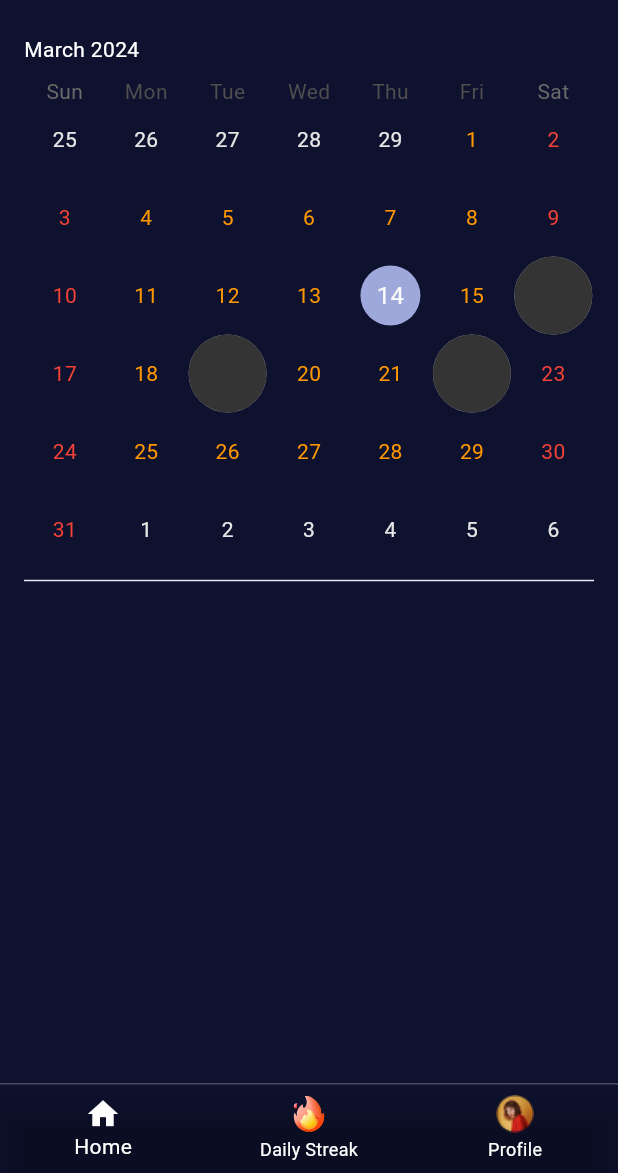
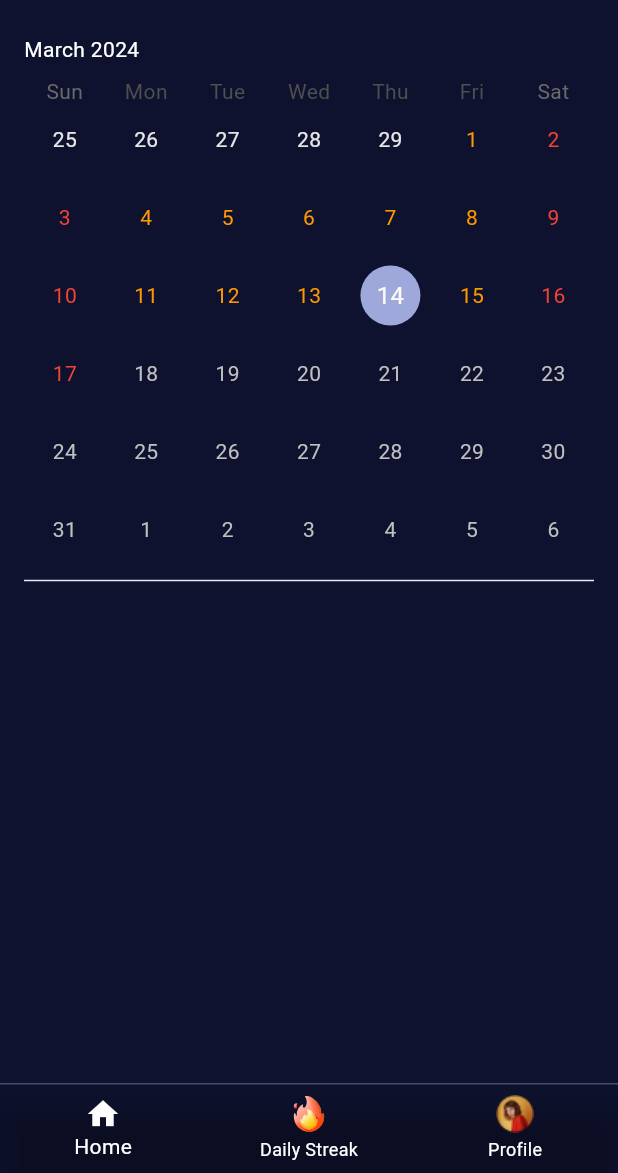
Before and after one commit to AkshayBenny/quotes-app-flutter, a Flutter app: the screen it shows after launch, item 2 of the bottom bar chosen, on a phone screen of 412 x 824 dp, the part 63-1236 px from its top. Run offline on Flutter 3.47's test engine with Material 3 defaults, Android fonts, the phone set to English and light mode, and no system bars; drawn by our look-alikes of table_calendar; our stand-ins replace flutter_svg; project files that could hold a hidden picture were left out.

Commit message:
calendar ui edit

```diff
--- a/lib/pages/daily_streak_screen.dart
+++ b/lib/pages/daily_streak_screen.dart
@@ -1,5 +1,4 @@
 import 'package:quotes_app_flutter/widgets/table_calendar_widget.dart';
-import 'package:table_calendar/table_calendar.dart';
 import 'package:flutter/material.dart';
 import 'package:quotes_app_flutter/widgets/bottom_nav_bar.dart';
 import 'package:quotes_app_flutter/widgets/home_screen_top_bar_widget.dart';
@@ -13,10 +12,15 @@ class DailyStreakScreen extends StatefulWidget {
 
 class _DailyStreakScreenState extends State<DailyStreakScreen> {
   List<DateTime> userStreaks = [
-    DateTime.now().subtract(const Duration(days:60)),
-    DateTime.now().add(const Duration(days: 2)),
-    DateTime.now().add(const Duration(days: 5)),
-    DateTime.now().add(const Duration(days: 8)),
+    DateTime.now().subtract(const Duration(days: 60)),
+    DateTime.now().subtract(const Duration(days: 30)),
+    DateTime.now().subtract(const Duration(days: 15)),
+    DateTime.now().subtract(const Duration(days: 8)),
+    DateTime.now().subtract(const Duration(days: 7)),
+    DateTime.now().subtract(const Duration(days: 6)),
+    DateTime.now().subtract(const Duration(days: 5)),
+    DateTime.now().subtract(const Duration(days: 4)),
+    DateTime.now().add(const Duration(days: 3)),
   ];
 
   @override
@@ -27,7 +31,12 @@ class _DailyStreakScreenState extends State<DailyStreakScreen> {
         elevation: 0,
         title: const HomeScreenTopBarWidget(),
       ),
-      body: Padding(
+      body: PageView.builder(
+        physics: const AlwaysScrollableScrollPhysics(),
+        scrollDirection: Axis.vertical,
+        itemBuilder: (context, index) {
+          return SingleChildScrollView(
+            child: Padding(
               padding: const EdgeInsets.symmetric(horizontal: 16, vertical: 1),
               child: Column(
                 children: [
@@ -39,6 +48,9 @@ class _DailyStreakScreenState extends State<DailyStreakScreen> {
                 ],
               ),
             ),
+          );
+        },
+      ),
       bottomNavigationBar: const BottomNavBar(),
     );
   }
--- a/lib/widgets/table_calendar_widget.dart
+++ b/lib/widgets/table_calendar_widget.dart
@@ -10,6 +10,17 @@ class TableCalendarWidget extends StatefulWidget {
 }
 
 class _TableCalendarWidgetState extends State<TableCalendarWidget> {
+  final DateTime _focusedDay = DateTime.now();
+  static DateTime _firstDay = DateTime.now();
+  static DateTime _lastDay = DateTime.now();
+
+  @override
+  void initState() {
+    _firstDay = widget.userStreaks.reduce((a, b) => a.isBefore(b) ? a : b);
+    _lastDay = widget.userStreaks.reduce((a, b) => a.isAfter(b) ? a : b);
+    super.initState();
+  }
+
   @override
   Widget build(BuildContext context) {
     return TableCalendar(
@@ -18,9 +29,9 @@ class _TableCalendarWidgetState extends State<TableCalendarWidget> {
         weekendTextStyle: TextStyle(color: Colors.red),
         outsideTextStyle: TextStyle(color: Color.fromARGB(255, 230, 230, 230)),
       ),
-      firstDay: DateTime.utc(2010, 10, 16),
-      lastDay: DateTime.utc(2030, 3, 14),
-      focusedDay: DateTime.now(),
+      firstDay: _firstDay,
+      lastDay: _lastDay,
+      focusedDay: _focusedDay,
       headerStyle: const HeaderStyle(
         formatButtonVisible: false,
         titleCentered: false,
@@ -30,34 +41,16 @@ class _TableCalendarWidgetState extends State<TableCalendarWidget> {
           color: Colors.white,
         ),
       ),
-      calendarBuilders: CalendarBuilders(
-        defaultBuilder: (context, day, focusedDay) {
-          for (DateTime highlightDay in widget.userStreaks) {
-            if (day.year == highlightDay.year &&
-                day.month == highlightDay.month &&
-                day.day == highlightDay.day) {
-              return Container(
-                foregroundDecoration: const BoxDecoration(
-                    shape: BoxShape.circle,
-                    color: Color.fromARGB(255, 52, 52, 52)),
-                decoration: BoxDecoration(
-                  color: const Color.fromARGB(38, 38, 38, 1),
-                  shape: BoxShape.circle,
-                  border: Border.all(
-                      color: const Color.fromARGB(255, 163, 163, 163),
-                      width: 2),
-                ),
-                child: Center(
-                    child: Text(
-                  '${day.day}',
-                  style: const TextStyle(color: Colors.white),
-                )),
-              );
-            }
-          }
-          return null; // Use the default builder for other days.
-        },
-      ),
+      // onPageChanged: (focusedDay) {
+      //   setState(() {
+      //     _focusedDay = focusedDay;
+      //   });
+      // },
+      // onDaySelected: (selectedDay, focusedDay) {
+      //   setState(() {
+      //     _focusedDay = focusedDay;
+      //   });
+      // },
     );
   }
 }
--- a/pubspec.yaml
+++ b/pubspec.yaml
@@ -41,6 +41,7 @@ dependencies:
   cloud_firestore: ^4.14.0
   firebase_storage: ^11.6.0
   table_calendar: ^3.1.0
+  syncfusion_flutter_calendar: ^24.2.9
 
 dev_dependencies:
   flutter_test:
```
Also changed, not shown: pubspec.lock. Lines whose indentation alone changed are shown as unchanged.
